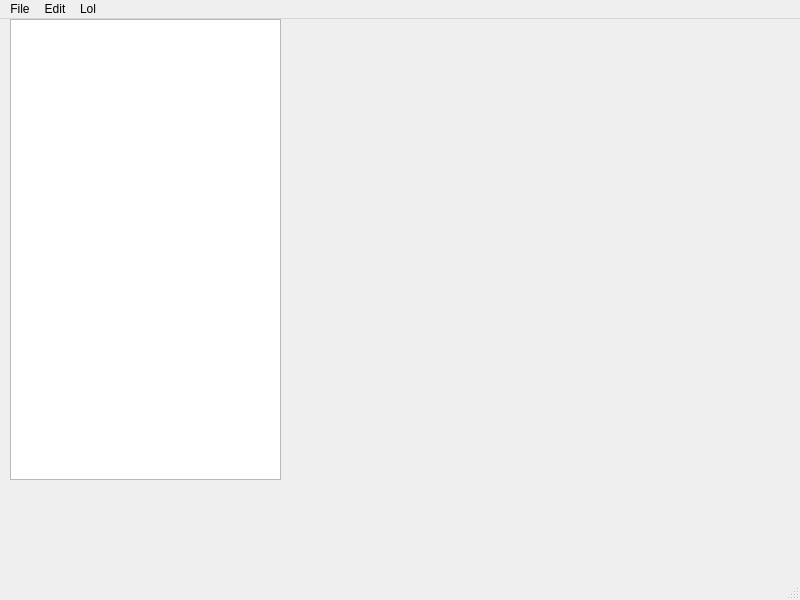
Old version of the form qttest.ui in the repository centowen/pybaduk.
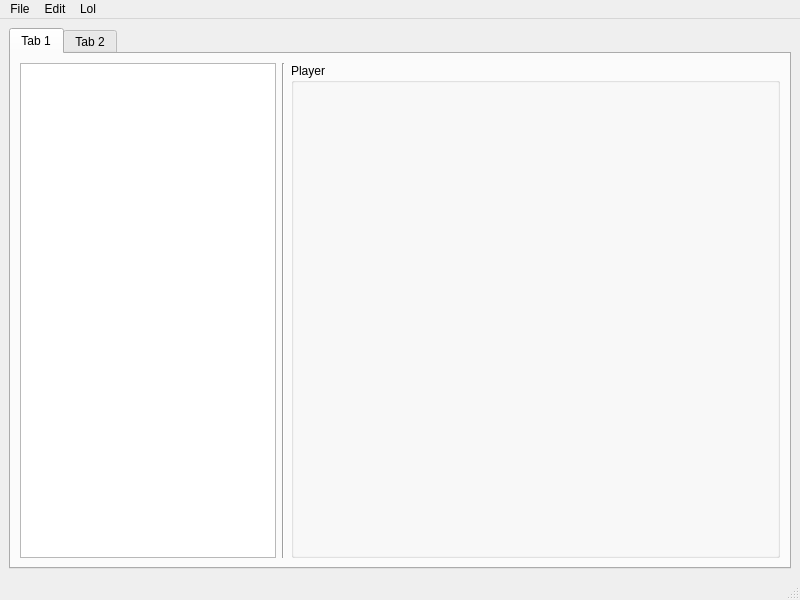
New version of the form.

Commit message: Major improvments to layout.

What changed in the file:
```diff
--- a/qttest.ui
+++ b/qttest.ui
@@ -14,27 +14,75 @@
    <string>MainWindow</string>
   </property>
   <widget class="QWidget" name="centralwidget">
-   <widget class="QWidget" name="verticalLayoutWidget">
-    <property name="geometry">
-     <rect>
-      <x>130</x>
-      <y>210</y>
-      <width>2</width>
-      <height>2</height>
-     </rect>
-    </property>
-    <layout class="QVBoxLayout" name="verticalLayout"/>
-   </widget>
-   <widget class="QTableWidget" name="tableWidget">
-    <property name="geometry">
-     <rect>
-      <x>10</x>
-      <y>0</y>
-      <width>271</width>
-      <height>461</height>
-     </rect>
-    </property>
-   </widget>
+   <layout class="QVBoxLayout" name="verticalLayout">
+    <item>
+     <widget class="QTabWidget" name="tabWidget">
+      <property name="currentIndex">
+       <number>0</number>
+      </property>
+      <widget class="QWidget" name="tab">
+       <attribute name="title">
+        <string>Tab 1</string>
+       </attribute>
+       <layout class="QHBoxLayout" name="horizontalLayout">
+        <item>
+         <widget class="QTableWidget" name="tableWidget">
+          <property name="sizePolicy">
+           <sizepolicy hsizetype="Fixed" vsizetype="Expanding">
+            <horstretch>0</horstretch>
+            <verstretch>0</verstretch>
+           </sizepolicy>
+          </property>
+          <property name="autoScrollMargin">
+           <number>10</number>
+          </property>
+          <property name="alternatingRowColors">
+           <bool>true</bool>
+          </property>
+          <property name="selectionBehavior">
+           <enum>QAbstractItemView::SelectRows</enum>
+          </property>
+          <property name="sortingEnabled">
+           <bool>true</bool>
+          </property>
+          <attribute name="horizontalHeaderDefaultSectionSize">
+           <number>70</number>
+          </attribute>
+          <attribute name="horizontalHeaderMinimumSectionSize">
+           <number>36</number>
+          </attribute>
+         </widget>
+        </item>
+        <item>
+         <widget class="Line" name="line">
+          <property name="orientation">
+           <enum>Qt::Vertical</enum>
+          </property>
+         </widget>
+        </item>
+        <item>
+         <widget class="QGroupBox" name="groupBox">
+          <property name="sizePolicy">
+           <sizepolicy hsizetype="Expanding" vsizetype="Expanding">
+            <horstretch>0</horstretch>
+            <verstretch>0</verstretch>
+           </sizepolicy>
+          </property>
+          <property name="title">
+           <string>Player</string>
+          </property>
+         </widget>
+        </item>
+       </layout>
+      </widget>
+      <widget class="QWidget" name="tab_2">
+       <attribute name="title">
+        <string>Tab 2</string>
+       </attribute>
+      </widget>
+     </widget>
+    </item>
+   </layout>
   </widget>
   <widget class="QMenuBar" name="menubar">
    <property name="geometry">
```
